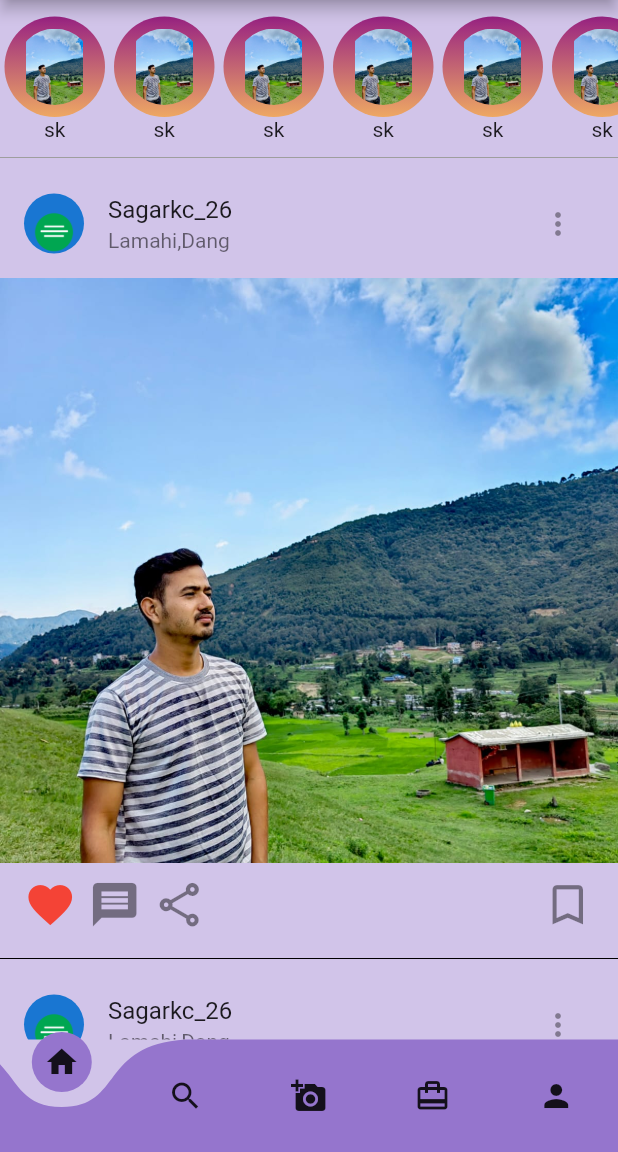
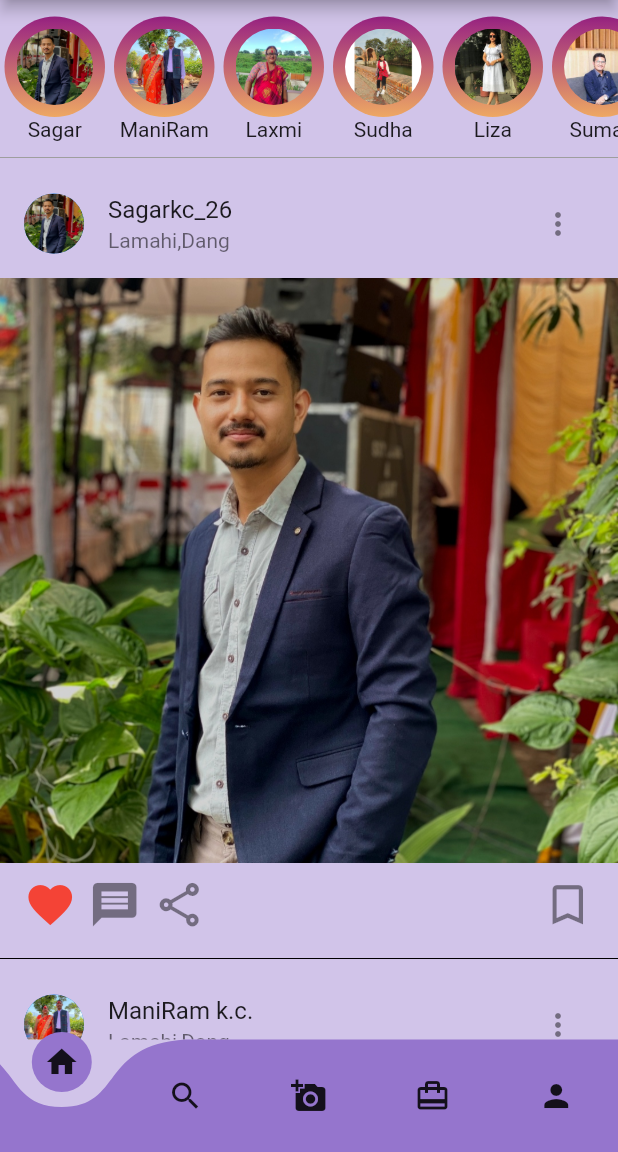
Before and after one commit to Sagarkc26/Instagram_App_UI, a Flutter app: the HomePage screen opened directly, on a phone screen of 412 x 824 dp, the part 84-1236 px from its top. Run offline on Flutter 3.47's test engine with Material 2 defaults, Android fonts, the phone set to English and light mode, and no system bars; drawn by our look-alikes of curved_navigation_bar.

Commit message:
final demo of instagram UI

```diff
--- a/lib/home_page.dart
+++ b/lib/home_page.dart
@@ -47,9 +47,9 @@ class _HomePageState extends State<HomePage> {
       ),
       backgroundColor: Colors.deepPurple.shade100,
       body: Column(
-        children: const [
+        children: [
           StoryWidget(),
-          Divider(
+          const Divider(
             color: Colors.grey,
           ),
           Expanded(
--- /dev/null
+++ b/lib/widget/model.dart
@@ -0,0 +1,35 @@
+// To parse this JSON data, do
+//
+//     final user = userFromJson(jsonString);
+
+import 'dart:convert';
+
+List<User> userFromJson(String str) =>
+    List<User>.from(json.decode(str).map((x) => User.fromJson(x)));
+
+String userToJson(List<User> data) =>
+    json.encode(List<dynamic>.from(data.map((x) => x.toJson())));
+
+class User {
+  User({
+    required this.name,
+    required this.address,
+    required this.image,
+  });
+
+  String name;
+  String address;
+  String image;
+
+  factory User.fromJson(Map<String, dynamic> json) => User(
+        name: json["name"],
+        address: json["address"],
+        image: json["image"],
+      );
+
+  Map<String, dynamic> toJson() => {
+        "name": name,
+        "address": address,
+        "image": image,
+      };
+}
--- a/lib/widget/post_widget.dart
+++ b/lib/widget/post_widget.dart
@@ -1,33 +1,82 @@
 import 'package:flutter/material.dart';
+import 'package:instagram_ui/widget/model.dart';
 
 class PostWidget extends StatelessWidget {
-  const PostWidget({Key? key}) : super(key: key);
+  PostWidget({Key? key}) : super(key: key);
+
+  List<Map<String, String>> post = [
+    {
+      "name": "Sagarkc_26",
+      "address": "Lamahi,Dang",
+      "image": "images/sagar.jpg",
+    },
+    {
+      "name": "ManiRam k.c.",
+      "address": "Lamahi,Dang",
+      "image": "images/daddy.jpg",
+    },
+    {
+      "name": "Laxmi k.c.",
+      "address": "Lamahi,Dang",
+      "image": "images/mummy.jpg",
+    },
+    {
+      "name": "kc_sudha23",
+      "address": "Lamahi,Dang",
+      "image": "images/sudha.jpg",
+    },
+    {
+      "name": "Liza_Dangi",
+      "address": "Lamahi,Dang",
+      "image": "images/liza.jpg",
+    },
+    {
+      "name": "neupane_suman",
+      "address": "Butwal,Rupandehi",
+      "image": "images/suman.jpg",
+    },
+    {
+      "name": "siddhu",
+      "address": "kalanki,KTM",
+      "image": "images/siddhu.jpg",
+    },
+    {
+      "name": "G1R",
+      "address": "Greenland,KTM",
+      "image": "images/giri.jpg",
+    },
+    {
+      "name": "Anuj",
+      "address": "Gaughaha,Jhapa",
+      "image": "images/anuj.jpg",
+    },
+  ];
 
   @override
   Widget build(BuildContext context) {
     return ListView.builder(
-      itemCount: 3,
+      itemCount: post.length,
       itemBuilder: (context, index) {
         return Column(
           children: [
-            const ListTile(
+            ListTile(
               leading: CircleAvatar(
-                backgroundImage: AssetImage("images/circle.png"),
+                backgroundImage: AssetImage('${post[index]["image"]}'),
               ),
-              title: Text("Sagarkc_26"),
-              subtitle: Text("Lamahi,Dang"),
+              title: Text('${post[index]["name"]}'),
+              subtitle: Text('${post[index]["address"]}'),
               trailing: IconButton(
-                onPressed: null,
-                icon: Icon(Icons.more_vert),
+                onPressed: () {},
+                icon: const Icon(Icons.more_vert),
               ),
             ),
             Container(
               height: 390,
               width: MediaQuery.of(context).size.width,
-              decoration: const BoxDecoration(
+              decoration: BoxDecoration(
                 image: DecorationImage(
                   fit: BoxFit.cover,
-                  image: AssetImage("images/skc.jpg"),
+                  image: AssetImage('${post[index]["image"]}'),
                 ),
               ),
             ),
--- a/lib/widget/story.dart
+++ b/lib/widget/story.dart
@@ -1,7 +1,19 @@
 import 'package:flutter/material.dart';
 
 class StoryWidget extends StatelessWidget {
-  const StoryWidget({Key? key}) : super(key: key);
+  StoryWidget({Key? key}) : super(key: key);
+
+  List<dynamic> story = [
+    {"images": 'images/sagar.jpg', "username": "Sagar"},
+    {"images": 'images/daddy.jpg', "username": "ManiRam"},
+    {"images": 'images/mummy.jpg', "username": "Laxmi"},
+    {"images": 'images/sudha.jpg', "username": "Sudha"},
+    {"images": 'images/liza.jpg', "username": "Liza"},
+    {"images": 'images/suman.jpg', "username": "Suman"},
+    {"images": 'images/siddhu.jpg', "username": "Siddhu"},
+    {"images": 'images/giri.jpg', "username": "G1R"},
+    {"images": 'images/anuj.jpg', "username": "Anuj"},
+  ];
 
   @override
   Widget build(BuildContext context) {
@@ -14,7 +26,7 @@ class StoryWidget extends StatelessWidget {
             child: Row(
               mainAxisAlignment: MainAxisAlignment.spaceAround,
               children: List.generate(
-                12,
+                story.length,
                 (index) {
                   return Padding(
                     padding: const EdgeInsets.all(3.0),
@@ -37,18 +49,19 @@ class StoryWidget extends StatelessWidget {
                           child: Padding(
                             padding: const EdgeInsets.all(8.0),
                             child: Container(
-                              width: 64,
-                              height: 64,
-                              decoration: const BoxDecoration(
+                              width: 65,
+                              height: 65,
+                              decoration: BoxDecoration(
                                 shape: BoxShape.circle,
                                 image: DecorationImage(
-                                  image: AssetImage("images/skc.jpg"),
-                                ),
+                                    image:
+                                        AssetImage('${story[index]["images"]}'),
+                                    fit: BoxFit.cover),
                               ),
                             ),
                           ),
                         ),
-                        const Text("sk"),
+                        Text('${story[index]["username"]}'),
                       ],
                     ),
                   );
--- a/pubspec.yaml
+++ b/pubspec.yaml
@@ -34,6 +34,7 @@ dependencies:
   # Use with the CupertinoIcons class for iOS style icons.
   cupertino_icons: ^1.0.2
   curved_navigation_bar: ^1.0.3
+  http: ^0.13.5
 
 dev_dependencies:
   flutter_test:
```
Also changed, not shown: images/anuj.jpg (added), images/daddy.jpg (added), images/giri.jpg (added), images/liza.jpg (added), images/mummy.jpg (added), images/sagar.jpg (added), images/siddhu.jpg (added), images/sudha.jpg (added), images/suman.jpg (added), pubspec.lock.
